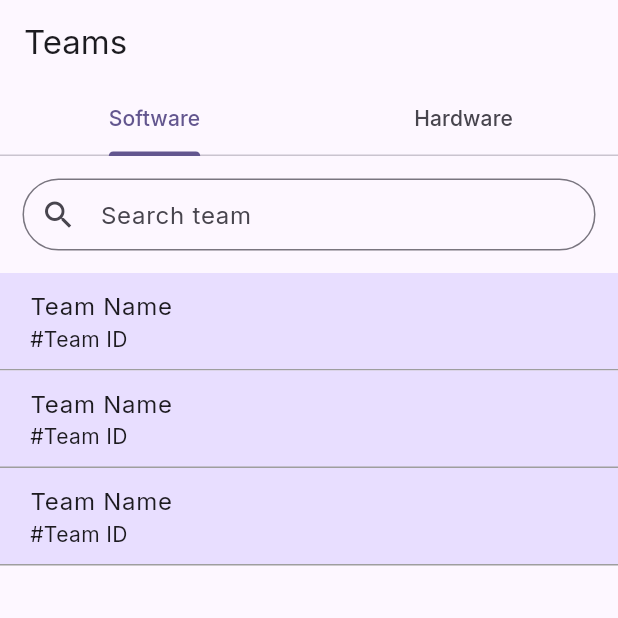
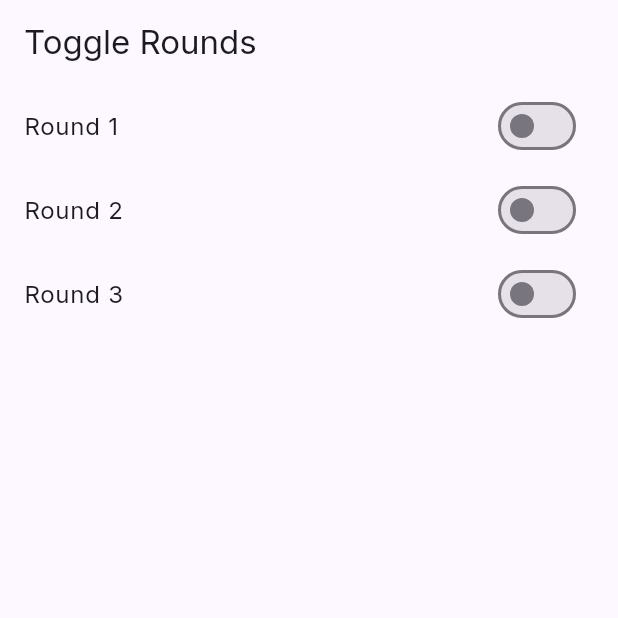
Before and after one commit to NaveenAkash-K/sih-calculator, a Flutter app: the screen it shows after launch, on a phone screen of 412 x 824 dp, the top half of it. Run offline on Flutter 3.47's test engine with Material 3 defaults, Android fonts, the phone set to English and light mode, and no system bars; our stand-ins replace flutter_dotenv, flutter_riverpod, fluttertoast, google_fonts, shared_preferences.

Commit message:
added round toggle and add parameters page

```diff
--- a/frontend/lib/main.dart
+++ b/frontend/lib/main.dart
@@ -4,6 +4,8 @@ import 'package:flutter_dotenv/flutter_dotenv.dart';
 import 'package:flutter_riverpod/flutter_riverpod.dart';
 import 'package:sih_calculator/pages/list_of_teams.dart';
 import 'package:sih_calculator/pages/login.dart';
+import 'package:sih_calculator/pages/parameters.dart';
+import 'package:sih_calculator/pages/round_toggle.dart';
 import 'package:sih_calculator/utils/shared_preferences.dart';
 
 final theme = ThemeData(
@@ -29,7 +31,7 @@ class App extends StatelessWidget {
   Widget build(BuildContext context) {
     return MaterialApp(
       theme: theme,
-      home: const ListOfTeams(),
+      home: const HackathonRoundsTogglePage(),
     );
   }
 }
--- /dev/null
+++ b/frontend/lib/pages/round_toggle.dart
@@ -0,0 +1,47 @@
+import 'package:flutter/material.dart';
+
+class HackathonRoundsTogglePage extends StatefulWidget {
+  const HackathonRoundsTogglePage({super.key});
+
+  @override
+  _HackathonRoundsTogglePageState createState() =>
+      _HackathonRoundsTogglePageState();
+}
+
+class _HackathonRoundsTogglePageState extends State<HackathonRoundsTogglePage> {
+  final List<bool> _roundsActive = [false, false, false];
+
+  Future<void> _toggleRound(int round) async {
+    setState(() {
+      _roundsActive[round] = !_roundsActive[round];
+    });
+
+    final isActive = _roundsActive[round];
+    final roundNumber = round + 1;
+
+    print('Round $roundNumber is now ${isActive ? "active" : "inactive"}');
+  }
+
+  @override
+  Widget build(BuildContext context) {
+    return Scaffold(
+      appBar: AppBar(
+        title: const Text('Toggle Rounds'),
+      ),
+      body: ListView.builder(
+        itemCount: 3,
+        itemBuilder: (context, index) {
+          return ListTile(
+            title: Text('Round ${index + 1}'),
+            trailing: Switch(
+              value: _roundsActive[index],
+              onChanged: (bool value) {
+                _toggleRound(index);
+              },
+            ),
+          );
+        },
+      ),
+    );
+  }
+}
--- a/frontend/pubspec.yaml
+++ b/frontend/pubspec.yaml
@@ -39,6 +39,7 @@ dependencies:
   flutter_dotenv: ^5.1.0
   shared_preferences: ^2.2.3
   flutter_riverpod: ^2.5.1
+  fluttertoast: ^8.2.8
 
 dev_dependencies:
   flutter_test:
```
Also changed, not shown: frontend/lib/pages/parameters.dart (added, +186 -0 lines), frontend/pubspec.lock, 1 other file.
